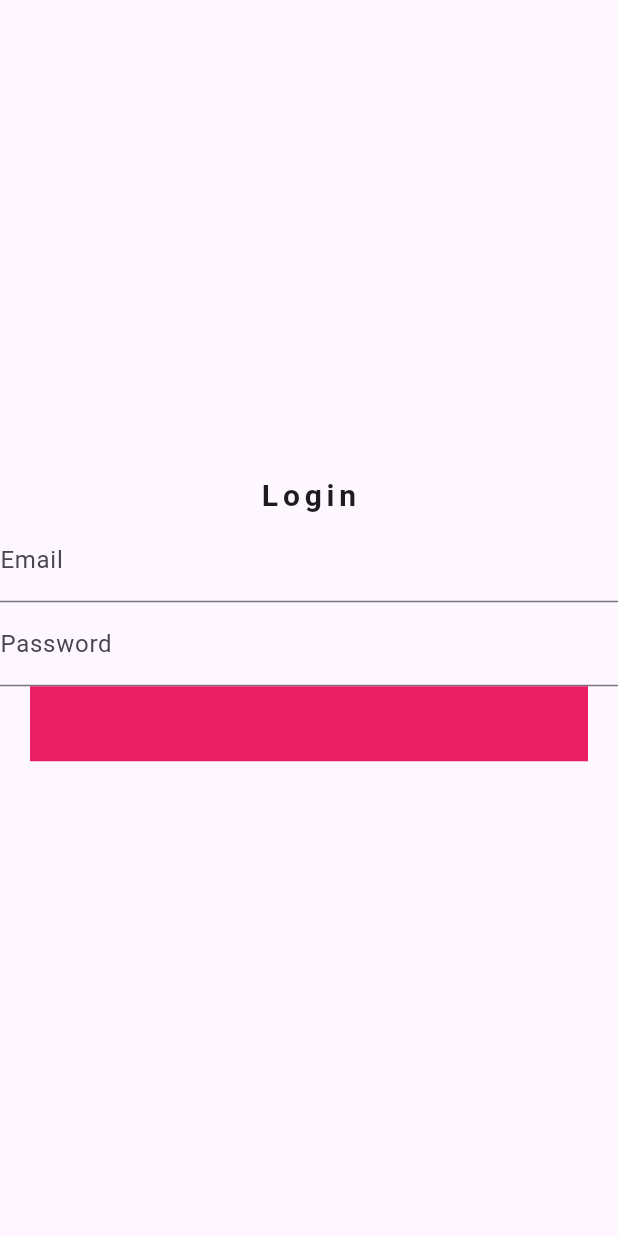
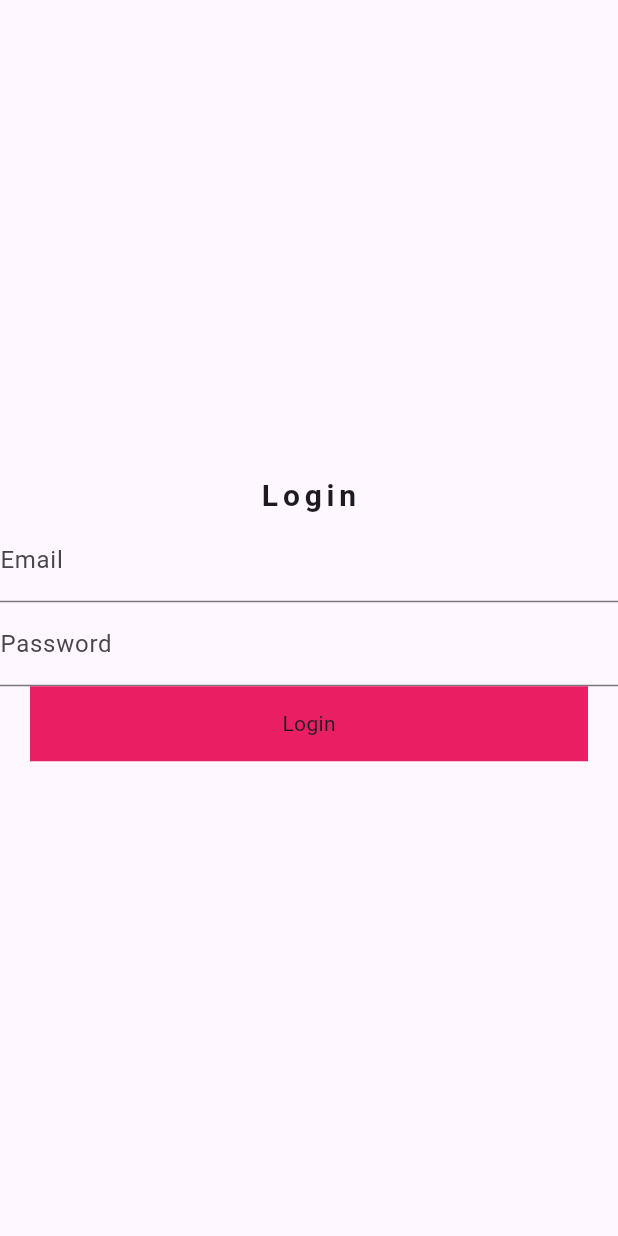
Before and after one commit to adogbeji/FlutterPracticeApp3, a Flutter app: the screen it shows after launch, on a phone screen of 412 x 824 dp. Run offline on Flutter 3.47's test engine with Material 2 defaults, Android fonts, the phone set to English and light mode, and no system bars.

Commit message:
Add text to button in login screen

```diff
--- a/lib/views/screens/auth/login_screen.dart
+++ b/lib/views/screens/auth/login_screen.dart
@@ -33,6 +33,9 @@ class LoginScreen extends StatelessWidget {
             decoration: const BoxDecoration(
               color: Colors.pink,
             ),
+            child: const Center(
+              child: Text('Login'),
+            ),
           ),
         ],
       ),
```
